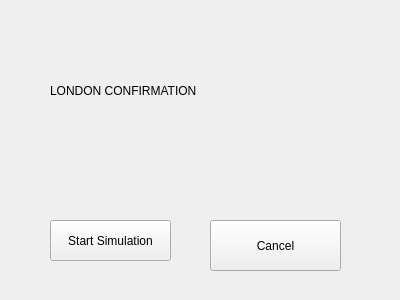
brivero0/TeamMagmar, file EuropeanVacation/tconfirmlondon.ui: the form before one commit.
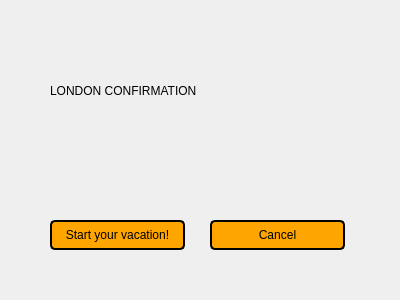
The form after the commit.

Patch:
```diff
--- a/EuropeanVacation/tconfirmlondon.ui
+++ b/EuropeanVacation/tconfirmlondon.ui
@@ -31,12 +31,19 @@
     <rect>
      <x>50</x>
      <y>220</y>
-     <width>121</width>
-     <height>41</height>
+     <width>135</width>
+     <height>30</height>
     </rect>
    </property>
+   <property name="styleSheet">
+    <string notr="true">background-color:#ffa500;
+border-style: solid;
+border-color: black;
+border-width: 2px;
+border-radius: 5px;</string>
+   </property>
    <property name="text">
-    <string>Start Simulation</string>
+    <string>Start your vacation!</string>
    </property>
   </widget>
   <widget class="QPushButton" name="cancelButton">
@@ -44,10 +51,17 @@
     <rect>
      <x>210</x>
      <y>220</y>
-     <width>131</width>
-     <height>51</height>
+     <width>135</width>
+     <height>30</height>
     </rect>
    </property>
+   <property name="styleSheet">
+    <string notr="true">background-color:#ffa500;
+border-style: solid;
+border-color: black;
+border-width: 2px;
+border-radius: 5px;</string>
+   </property>
    <property name="text">
     <string>Cancel</string>
    </property>
```
